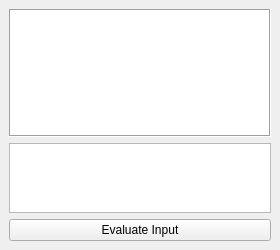
Before: the Qt Designer form src/umbra/components/addons/scriptEditor/ui/Script_Editor.ui in KelSolaar/sIBL_GUI, drawn with Qt 5.
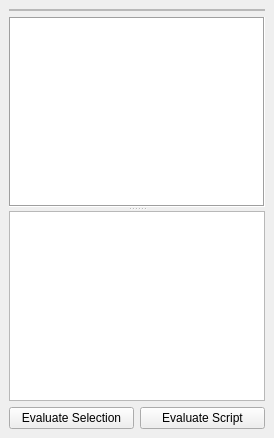
After: the same form once the commit is applied.

Commit message: Add toolBar skeletton to "scriptEditor" component.

```diff
--- a/src/umbra/components/addons/scriptEditor/ui/Script_Editor.ui
+++ b/src/umbra/components/addons/scriptEditor/ui/Script_Editor.ui
@@ -2,20 +2,31 @@
 <ui version="4.0">
  <class>Script_Editor_DockWidget</class>
  <widget class="QDockWidget" name="Script_Editor_DockWidget">
-  <property name="geometry">
-   <rect>
-    <x>0</x>
-    <y>0</y>
-    <width>280</width>
-    <height>242</height>
-   </rect>
-  </property>
   <property name="windowTitle">
    <string>Script Editor</string>
   </property>
   <widget class="QWidget" name="Script_Editor_dockWidgetContents">
-   <layout class="QGridLayout" name="Script_Editor_dockWidgetContents_gridLayout">
-    <item row="0" column="0">
+   <layout class="QGridLayout" name="gridLayout">
+    <item row="0" column="0" colspan="2">
+     <widget class="QFrame" name="toolBar_frame">
+      <property name="frameShape">
+       <enum>QFrame::StyledPanel</enum>
+      </property>
+      <property name="frameShadow">
+       <enum>QFrame::Raised</enum>
+      </property>
+      <layout class="QGridLayout" name="toolBar_frame_gridLayout">
+       <property name="margin">
+        <number>0</number>
+       </property>
+      </layout>
+     </widget>
+    </item>
+    <item row="1" column="0" colspan="2">
+     <widget class="QSplitter" name="Script_Editor_splitter">
+      <property name="orientation">
+       <enum>Qt::Vertical</enum>
+      </property>
      <widget class="QTextEdit" name="Script_Editor_Output_textEdit">
       <property name="minimumSize">
        <size>
@@ -33,18 +44,24 @@
        <bool>false</bool>
       </property>
      </widget>
-    </item>
-    <item row="1" column="0">
      <widget class="QTextEdit" name="Script_Editor_Input_textEdit">
       <property name="statusTip">
        <string>Script Editor Input Text Edit: Allows interactive console interaction.</string>
       </property>
      </widget>
+     </widget>
     </item>
     <item row="2" column="0">
-     <widget class="QPushButton" name="Evaluate_Input_pushButton">
+     <widget class="QPushButton" name="Evaluate_Selection_pushButton">
       <property name="text">
-       <string>Evaluate Input</string>
+       <string>Evaluate Selection</string>
+      </property>
+     </widget>
+    </item>
+    <item row="2" column="1">
+     <widget class="QPushButton" name="Evaluate_Script_pushButton">
+      <property name="text">
+       <string>Evaluate Script</string>
       </property>
      </widget>
     </item>
```
Lines whose indentation alone changed are shown as unchanged. The commit also changes 5 other files.
